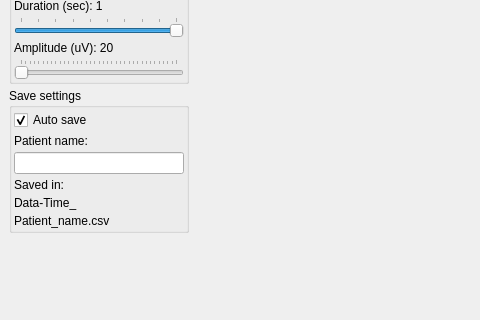
Above: UI/mainwindow.ui from ZarkSPb/BB_Python before the change; both pictures show x 0 to 480 and y 314 to 634 of the 910 by 715 pixel window. Below: the same form after it.
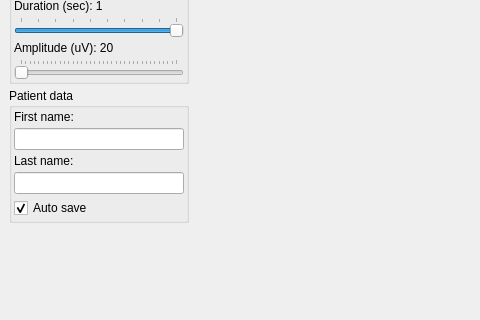
That is the form after the change.

Patch:
```diff
--- a/UI/mainwindow.ui
+++ b/UI/mainwindow.ui
@@ -278,7 +278,7 @@
        <item>
         <widget class="QGroupBox" name="groupBox_4">
          <property name="title">
-          <string>Save settings</string>
+          <string>Patient data</string>
          </property>
          <layout class="QVBoxLayout" name="LayoutSave">
           <property name="spacing">
@@ -296,20 +296,10 @@
           <property name="bottomMargin">
            <number>2</number>
           </property>
-          <item>
-           <widget class="QCheckBox" name="CheckBoxAutosave">
-            <property name="text">
-             <string>Auto save</string>
-            </property>
-            <property name="checked">
-             <bool>true</bool>
-            </property>
-           </widget>
-          </item>
           <item>
            <widget class="QLabel" name="label">
             <property name="text">
-             <string>Patient name:</string>
+             <string>First name:</string>
             </property>
            </widget>
           </item>
@@ -323,21 +313,20 @@
           <item>
            <widget class="QLabel" name="label_2">
             <property name="text">
-             <string>Saved in:</string>
+             <string>Last name:</string>
             </property>
            </widget>
           </item>
           <item>
-           <widget class="QLabel" name="LabelFileName1">
-            <property name="text">
-             <string>Data-Time_</string>
-            </property>
-           </widget>
+           <widget class="QLineEdit" name="LinePatientLastName"/>
           </item>
           <item>
-           <widget class="QLabel" name="LabelFileName2">
+           <widget class="QCheckBox" name="CheckBoxAutosave">
             <property name="text">
-             <string>Patient_name.csv</string>
+             <string>Auto save</string>
+            </property>
+            <property name="checked">
+             <bool>true</bool>
             </property>
            </widget>
           </item>
```
Left out of the diff: 10 changed lines with no effect on the pictures.
